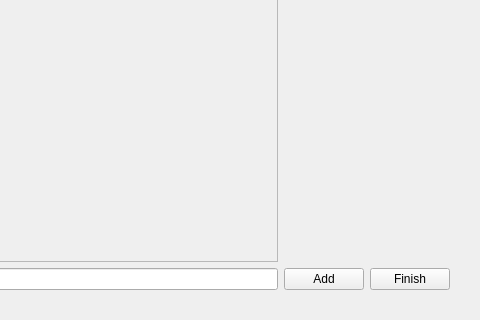
This is mainwindow.ui in Team-A-Prime/EECS_448_Project_1 as Qt 5 draws it before an edit; both pictures show x 800 to 1280 and y 410 to 730 of the 1280 by 730 pixel window. The edited form follows.
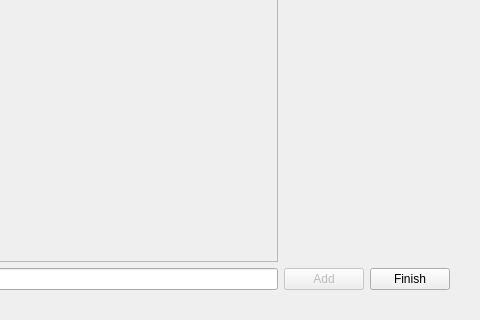
This is the edited form. The open tabs and pages were chosen to show the change.

Patch:
```diff
--- a/mainwindow.ui
+++ b/mainwindow.ui
@@ -457,6 +457,9 @@
          </item>
          <item row="2" column="2">
           <widget class="QPushButton" name="btnNewTaskAdd">
+           <property name="enabled">
+            <bool>false</bool>
+           </property>
            <property name="text">
             <string>Add</string>
            </property>
```
Left out of the diff: 18 changed lines with no effect on the pictures.
